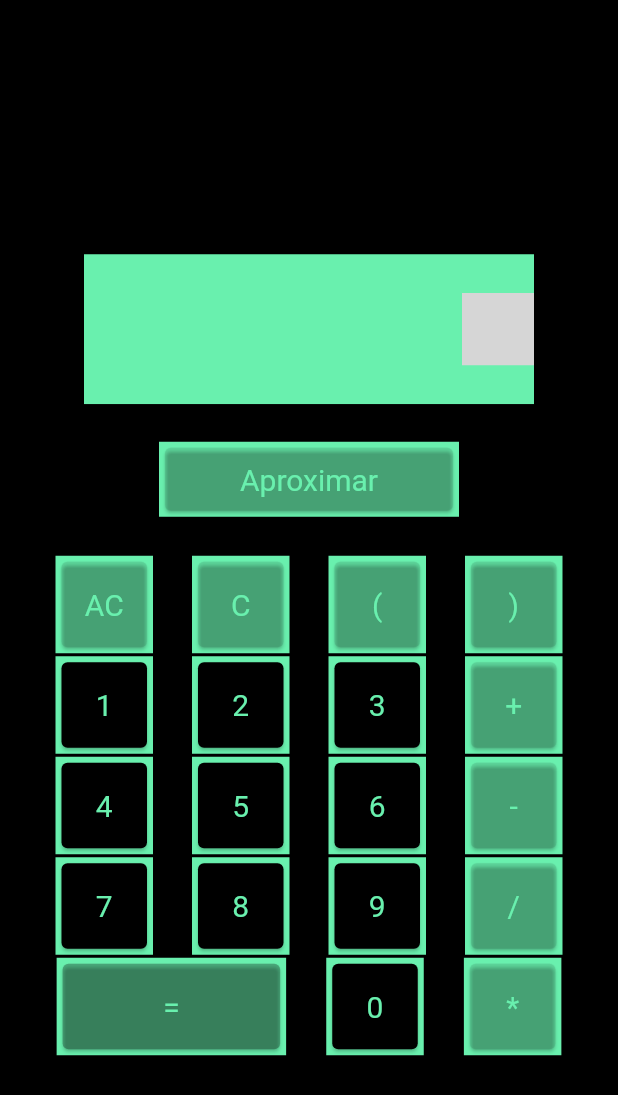
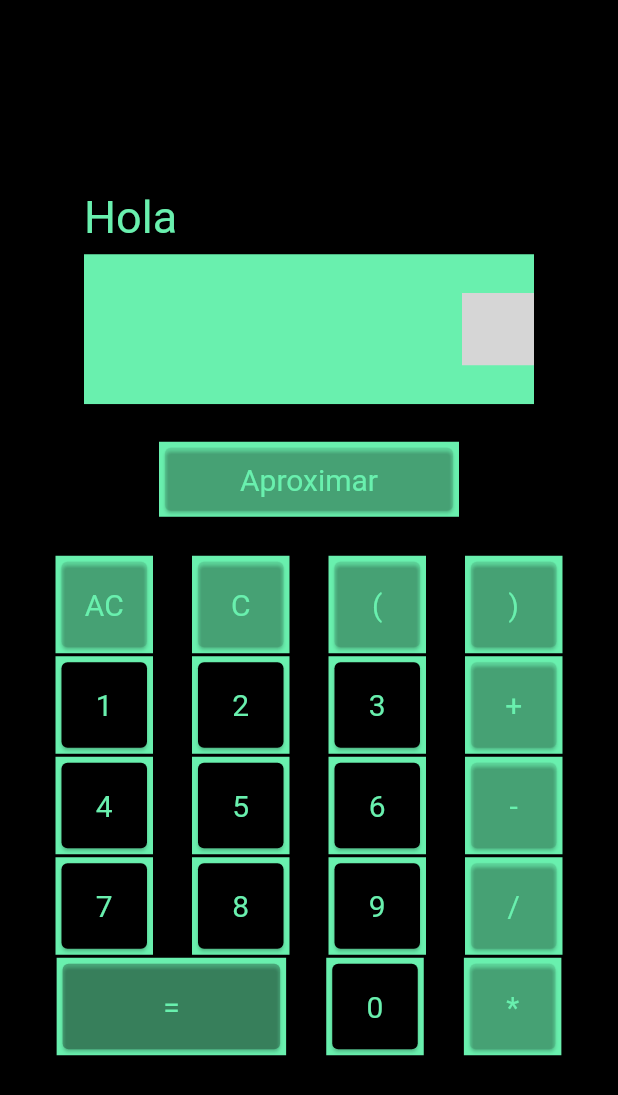
Before and after one commit to iyomigue/practicacalculadora, a Flutter app: the screen it shows after launch, on a phone screen of 412 x 824 dp. Shown: the top 1095 px of the screen. Run offline on Flutter 3.47's test engine with Material 2 defaults, Android fonts, the phone set to English and light mode, and no system bars; our stand-ins replace bloc, flutter_bloc, math_expressions; statements that could not run were skipped; grey boxes are pictures that could not be loaded.

Commit message:
Greetings on startup

```diff
--- a/lib/answerprompt_state.dart
+++ b/lib/answerprompt_state.dart
@@ -2,10 +2,12 @@ part of 'answerprompt_cubit.dart';
 
 @immutable
 abstract class AnswerpromptState {
-  const AnswerpromptState();
+  final String textToPrompt;
+  const AnswerpromptState({this.textToPrompt="Empty"});
 }
 class AnswerpromptIsEmpty extends AnswerpromptState {
-  const AnswerpromptIsEmpty();
+
+  const AnswerpromptIsEmpty():super(textToPrompt: "Hola");
 }
 
 class AnswerpromptIsTyping extends AnswerpromptState {
--- a/lib/my_home_page.dart
+++ b/lib/my_home_page.dart
@@ -99,7 +99,7 @@ class _MyHomePageState extends State<MyHomePage> {
                           child:
                               BlocBuilder<AnswerPromptCubit, AnswerpromptState>(
                             builder: (context, state) {
-                              return PrompterAnswer(_ans);
+                              return PrompterAnswer(state.textToPrompt);
                             },
                           ),
                         ))),
```
